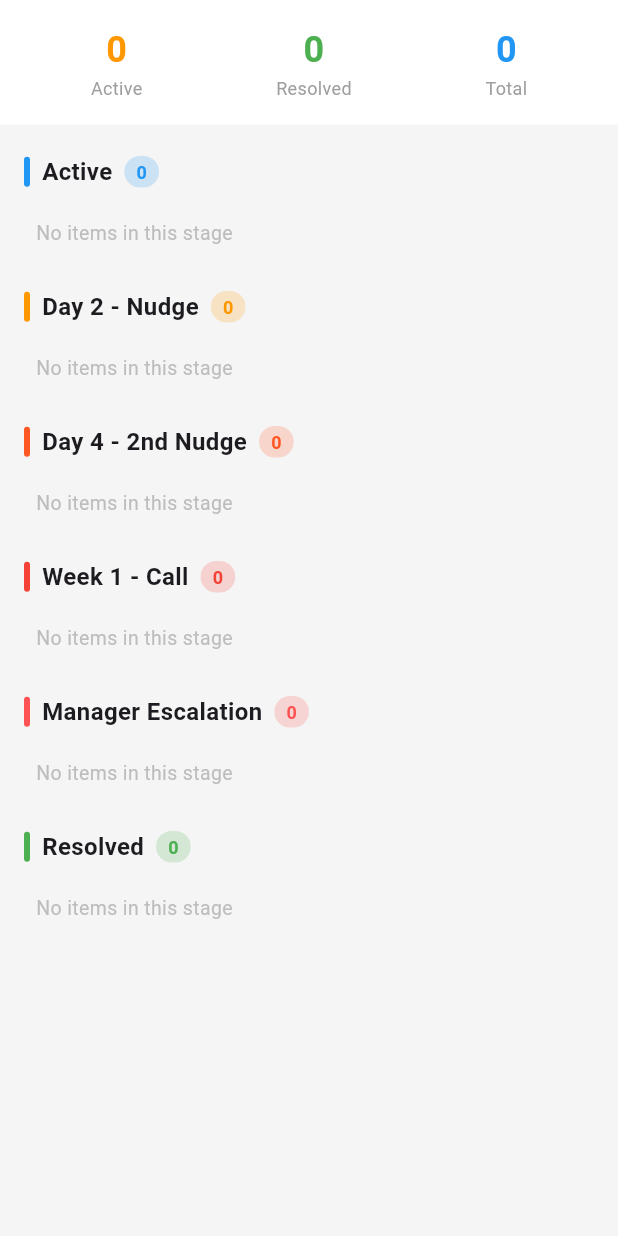
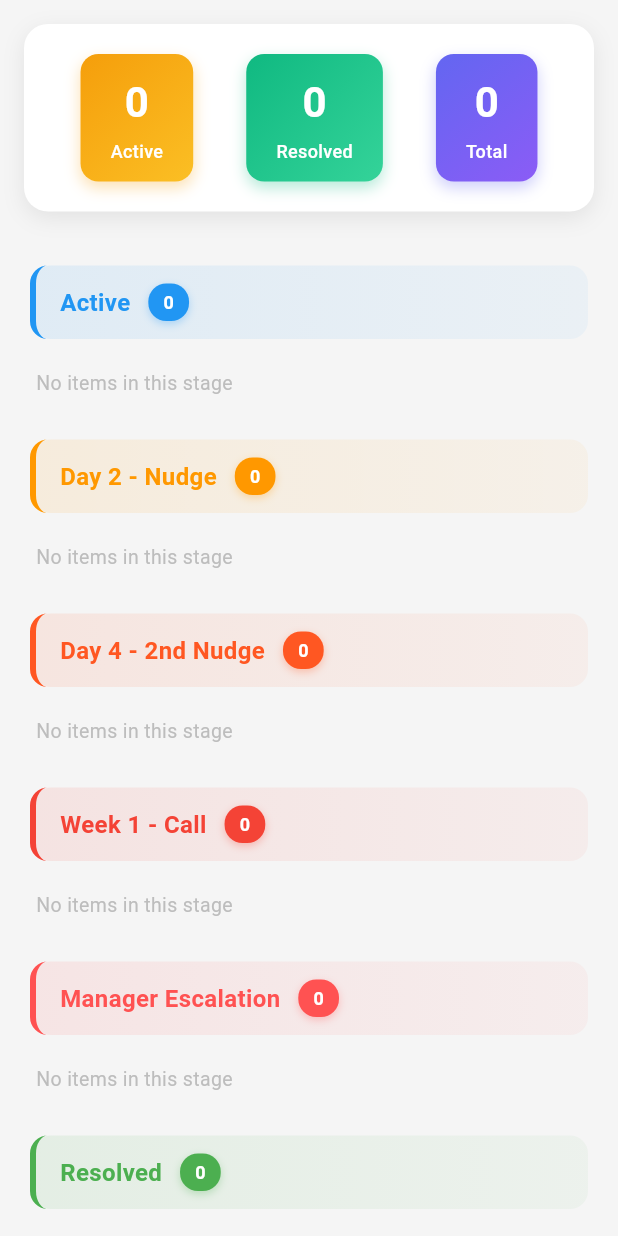
Before and after one commit to dheerajjha/escalator, a Flutter app: the KanbanBoard widget shown alone on an empty page, opened directly with empty values, on a phone screen of 412 x 824 dp. Run offline on Flutter 3.47's test engine with Material 3 defaults, Android fonts, the light colour scheme and no system bars; our stand-ins replace firebase_core, firebase_messaging, flutter_local_notifications, shared_preferences; accounts and stored records are empty; network calls fail.

Commit message:
Improve UI for both web and mobile platforms
Web improvements:
- Move reminders section behind bell icon to save dashboard space
- Add notification badge showing reminder count
- Create dropdown interface for viewing reminders
- Improve UX with cleaner, less cluttered header

Mobile improvements:
- Add gradient AppBar with modern purple theme
- Enhance background with light gray color (#F5F7FA)
- Create gradient stat cards with shadows and improved typography
- Redesign work item cards with better elevation, borders, and spacing
- Add colored person badge with background highlighting
- Improve stage headers with gradient backgrounds and visual hierarchy
- Upgrade FloatingActionButton with gradient and shadow effects
- Overall modern design refresh matching web UI quality

```diff
--- a/app/lib/widgets/kanban_board.dart
+++ b/app/lib/widgets/kanban_board.dart
@@ -48,14 +48,25 @@ class KanbanBoard extends StatelessWidget {
     return Column(
       children: [
         Container(
-          padding: const EdgeInsets.all(16),
+          margin: const EdgeInsets.all(16),
+          padding: const EdgeInsets.all(20),
+          decoration: BoxDecoration(
             color: Colors.white,
+            borderRadius: BorderRadius.circular(16),
+            boxShadow: [
+              BoxShadow(
+                color: Colors.black.withOpacity(0.08),
+                blurRadius: 12,
+                offset: const Offset(0, 4),
+              ),
+            ],
+          ),
           child: Row(
             mainAxisAlignment: MainAxisAlignment.spaceAround,
             children: [
-              _buildStat('Active', activeItems, Colors.orange),
-              _buildStat('Resolved', resolvedItems, Colors.green),
-              _buildStat('Total', workItems.length, Colors.blue),
+              _buildStat('Active', activeItems, const Color(0xFFF59E0B), const Color(0xFFFBBF24)),
+              _buildStat('Resolved', resolvedItems, const Color(0xFF10B981), const Color(0xFF34D399)),
+              _buildStat('Total', workItems.length, const Color(0xFF6366F1), const Color(0xFF8B5CF6)),
             ],
           ),
         ),
@@ -79,25 +90,45 @@ class KanbanBoard extends StatelessWidget {
     );
   }
 
-  Widget _buildStat(String label, int count, Color color) {
-    return Column(
+  Widget _buildStat(String label, int count, Color startColor, Color endColor) {
+    return Container(
+      padding: const EdgeInsets.symmetric(vertical: 12, horizontal: 20),
+      decoration: BoxDecoration(
+        gradient: LinearGradient(
+          colors: [startColor, endColor],
+          begin: Alignment.topLeft,
+          end: Alignment.bottomRight,
+        ),
+        borderRadius: BorderRadius.circular(12),
+        boxShadow: [
+          BoxShadow(
+            color: startColor.withOpacity(0.3),
+            blurRadius: 8,
+            offset: const Offset(0, 4),
+          ),
+        ],
+      ),
+      child: Column(
         children: [
           Text(
             count.toString(),
-          style: TextStyle(
-            fontSize: 24,
+            style: const TextStyle(
+              fontSize: 28,
               fontWeight: FontWeight.bold,
-            color: color,
+              color: Colors.white,
             ),
           ),
+          const SizedBox(height: 4),
           Text(
             label,
             style: const TextStyle(
               fontSize: 12,
-            color: Colors.grey,
+              color: Colors.white,
+              fontWeight: FontWeight.w500,
             ),
           ),
         ],
+      ),
     );
   }
 
@@ -105,39 +136,53 @@ class KanbanBoard extends StatelessWidget {
     return Column(
       crossAxisAlignment: CrossAxisAlignment.start,
       children: [
-        Padding(
-          padding: const EdgeInsets.symmetric(horizontal: 8, vertical: 12),
+        Container(
+          margin: const EdgeInsets.symmetric(horizontal: 12, vertical: 12),
+          padding: const EdgeInsets.symmetric(horizontal: 16, vertical: 12),
+          decoration: BoxDecoration(
+            gradient: LinearGradient(
+              colors: [color.withOpacity(0.1), color.withOpacity(0.05)],
+              begin: Alignment.centerLeft,
+              end: Alignment.centerRight,
+            ),
+            borderRadius: BorderRadius.circular(12),
+            border: Border(
+              left: BorderSide(
+                color: color,
+                width: 4,
+              ),
+            ),
+          ),
           child: Row(
             children: [
+              Text(
+                title,
+                style: TextStyle(
+                  fontSize: 16,
+                  fontWeight: FontWeight.bold,
+                  color: color,
+                ),
+              ),
+              const SizedBox(width: 12),
               Container(
-                width: 4,
-                height: 20,
+                padding: const EdgeInsets.symmetric(horizontal: 10, vertical: 4),
                 decoration: BoxDecoration(
                   color: color,
-                  borderRadius: BorderRadius.circular(2),
+                  borderRadius: BorderRadius.circular(12),
+                  boxShadow: [
+                    BoxShadow(
+                      color: color.withOpacity(0.3),
+                      blurRadius: 4,
+                      offset: const Offset(0, 2),
                     ),
-              ),
-              const SizedBox(width: 8),
-              Text(
-                title,
-                style: const TextStyle(
-                  fontSize: 16,
-                  fontWeight: FontWeight.bold,
-                ),
-              ),
-              const SizedBox(width: 8),
-              Container(
-                padding: const EdgeInsets.symmetric(horizontal: 8, vertical: 2),
-                decoration: BoxDecoration(
-                  color: color.withOpacity(0.2),
-                  borderRadius: BorderRadius.circular(12),
+                  ],
                 ),
                 child: Text(
                   items.length.toString(),
-                  style: TextStyle(
+                  style: const TextStyle(
                     fontSize: 12,
                     fontWeight: FontWeight.bold,
-                    color: color,
+                    color: Colors.white,
                   ),
                 ),
               ),
@@ -163,54 +208,88 @@ class KanbanBoard extends StatelessWidget {
   }
 
   Widget _buildWorkItemCard(WorkItem item, Color accentColor) {
-    return Card(
-      margin: const EdgeInsets.symmetric(horizontal: 8, vertical: 4),
+    return Container(
+      margin: const EdgeInsets.symmetric(horizontal: 12, vertical: 6),
+      decoration: BoxDecoration(
+        color: Colors.white,
+        borderRadius: BorderRadius.circular(16),
+        boxShadow: [
+          BoxShadow(
+            color: Colors.black.withOpacity(0.06),
+            blurRadius: 10,
+            offset: const Offset(0, 3),
+          ),
+        ],
+        border: Border(
+          left: BorderSide(
+            color: accentColor,
+            width: 4,
+          ),
+        ),
+      ),
+      child: Material(
+        color: Colors.transparent,
         child: InkWell(
           onTap: () => onWorkItemTap(item),
-        borderRadius: BorderRadius.circular(12),
+          borderRadius: BorderRadius.circular(16),
           child: Padding(
-          padding: const EdgeInsets.all(12),
+            padding: const EdgeInsets.all(16),
             child: Column(
               crossAxisAlignment: CrossAxisAlignment.start,
               children: [
                 Text(
                   item.title,
                   style: const TextStyle(
-                  fontSize: 15,
+                    fontSize: 16,
                     fontWeight: FontWeight.bold,
+                    color: Color(0xFF1F2937),
                   ),
                 ),
                 if (item.description != null && item.description!.isNotEmpty) ...[
-                const SizedBox(height: 4),
+                  const SizedBox(height: 8),
                   Text(
                     item.description!.length > 100
                         ? '${item.description!.substring(0, 100)}...'
                         : item.description!,
-                  style: TextStyle(
-                    fontSize: 13,
-                    color: Colors.grey[600],
+                    style: const TextStyle(
+                      fontSize: 14,
+                      color: Color(0xFF6B7280),
+                      height: 1.4,
                     ),
                     maxLines: 2,
                     overflow: TextOverflow.ellipsis,
                   ),
                 ],
-              const SizedBox(height: 8),
-              Row(
+                const SizedBox(height: 12),
+                Container(
+                  padding: const EdgeInsets.symmetric(horizontal: 10, vertical: 6),
+                  decoration: BoxDecoration(
+                    color: accentColor.withOpacity(0.1),
+                    borderRadius: BorderRadius.circular(8),
+                  ),
+                  child: Row(
+                    mainAxisSize: MainAxisSize.min,
                     children: [
-                  Icon(Icons.person, size: 14, color: Colors.grey[600]),
-                  const SizedBox(width: 4),
-                  Expanded(
+                      Icon(Icons.person_outline, size: 14, color: accentColor),
+                      const SizedBox(width: 6),
+                      Flexible(
                         child: Text(
                           item.dependencyPoc,
                           style: TextStyle(
                             fontSize: 12,
-                        color: Colors.grey[700],
+                            color: accentColor,
+                            fontWeight: FontWeight.w600,
                           ),
                           overflow: TextOverflow.ellipsis,
                         ),
                       ),
-                  const SizedBox(width: 8),
-                  Icon(Icons.access_time, size: 14, color: Colors.grey[600]),
+                    ],
+                  ),
+                ),
+                const SizedBox(height: 8),
+                Row(
+                  children: [
+                    Icon(Icons.schedule_outlined, size: 14, color: Colors.grey[500]),
                     const SizedBox(width: 4),
                     Text(
                       _formatDate(item.stageUpdatedAt),
@@ -225,6 +304,7 @@ class KanbanBoard extends StatelessWidget {
             ),
           ),
         ),
+      ),
     );
   }
 }
```
Also changed, not shown: app/lib/screens/dashboard_screen.dart (+48 -7 lines), 2 other files. Lines whose indentation alone changed are shown as unchanged.
